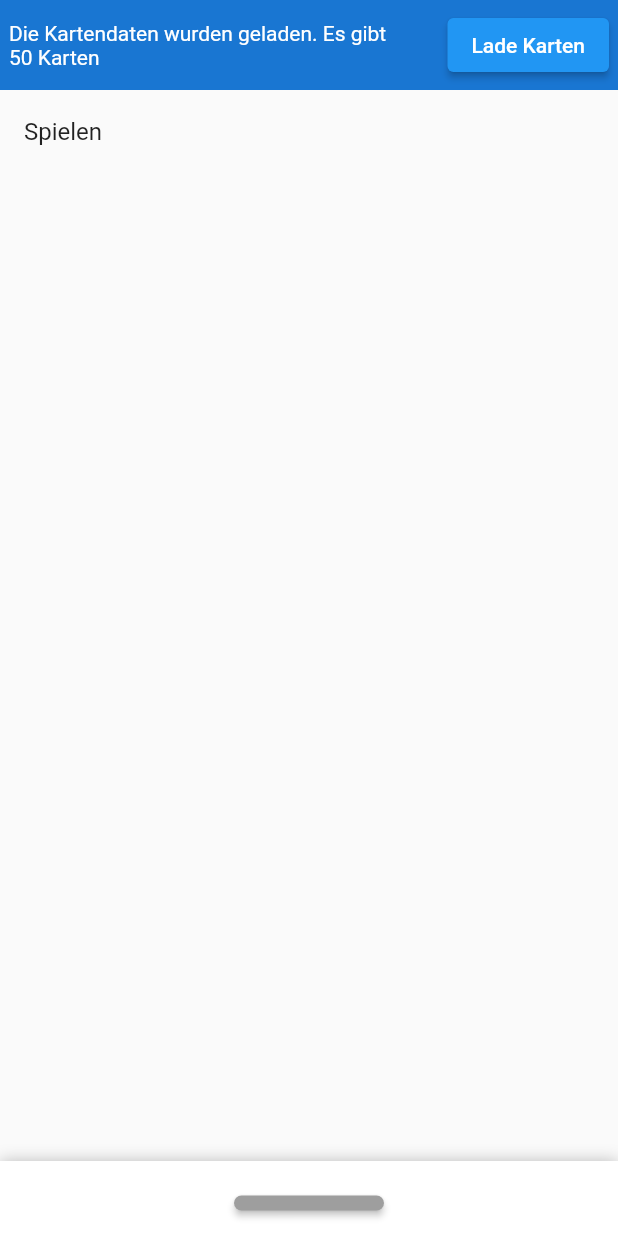
After one commit to Si-Scharp/tabu_geo_new, a Flutter app: the screen it shows after launch, after a tap on "Lade Karten", on a phone screen of 412 x 824 dp. The commit adds this screen. Run offline on Flutter 3.47's test engine with Material 2 defaults, Android fonts, the light colour scheme and no system bars; drawn by our look-alikes of sliding_up_panel; our stand-ins replace bloc, extended_image, flip_card, flutter_bloc, stacked.

Commit message:
1.0.1+4. First playable "release"

```diff
--- /dev/null
+++ b/lib/bloc/card_cubit/card_loader_cubit.dart
@@ -0,0 +1,50 @@
+import 'dart:convert';
+
+import 'package:bloc/bloc.dart';
+import 'package:flutter/widgets.dart';
+import 'package:meta/meta.dart';
+import 'package:tabu_geo_new/filehelper/assetbundlehelper.dart';
+import 'package:tabu_geo_new/models/geo_card.dart';
+
+part 'card_loader_state.dart';
+
+class CardLoaderCubit extends Cubit<CardLoaderState> {
+
+
+
+  CardLoaderCubit() : super(CardsNotLoadedState());
+
+  Future loadCards(BuildContext context) async {
+
+    if(state is CardsLoadingState) return;
+    emit(CardsLoadingState());
+
+    List<GeoCard> cardsm = List.empty(growable: true);
+
+    try {
+      var paths = await AssetBundleHelper.getAllPaths(context);
+
+
+
+      Iterable<String> jsons = await Future.wait(paths.map((e) async => await DefaultAssetBundle.of(context).loadString(e)));
+      List<Map<String, dynamic>> maps = jsons.map((e) => (jsonDecode(e) as Map<String,dynamic>)).toList();
+
+
+
+      cardsm = maps.map(
+              (e) => GeoCard.fromJson(e)
+      ).toList();
+
+      //cards = await Future.wait(paths.map((e) async => GeoCard.fromJson(jsonDecode(await DefaultAssetBundle.of(context).loadString(e))));
+    } on Exception catch (e) {
+      emit(CardsLoadingErrorState("Exception: " + e.toString()));
+      return;
+    } catch (e) {
+      emit(CardsLoadingErrorState("Error: " + e.toString()));
+      return;
+    }
+
+    emit(CardsLoadedState(cardsm));
+
+  }
+}
--- /dev/null
+++ b/lib/bloc/card_cubit/card_loader_state.dart
@@ -0,0 +1,23 @@
+part of 'card_loader_cubit.dart';
+
+abstract class CardLoaderState {}
+
+
+
+
+
+class CardsNotLoadedState extends CardLoaderState {}
+
+class CardsLoadingState extends CardsNotLoadedState {}
+
+class CardsLoadingErrorState extends CardsNotLoadedState {
+  String? errorMessage;
+
+  CardsLoadingErrorState(this.errorMessage);
+}
+
+class CardsLoadedState extends CardLoaderState{
+  List<GeoCard> cards;
+
+  CardsLoadedState(this.cards);
+}
--- a/lib/bloc/game_bloc/game_bloc.dart
+++ b/lib/bloc/game_bloc/game_bloc.dart
@@ -16,8 +16,8 @@ class GameBloc extends Bloc<GameEvent, GameState> {
 
   late GeoCard currentCard;
 
-  late Stopwatch stopwatch;
-  late Timer tickerTimer;
+  late Stopwatch stopwatch = new Stopwatch();
+  late Timer tickerTimer = new Timer(Duration.zero, () {});
 
   GameBloc({required this.gameSettings, required this.initialCards}) : super(GameNotStartedState()) {
     initialCards.shuffle();
@@ -58,7 +58,6 @@ class GameBloc extends Bloc<GameEvent, GameState> {
       });
       stopwatch = Stopwatch()..start();
     }
-
     return GameCardShownState(remainingCards.length + 1, initialCards.length, gameSettings, currentCard,
         gameSettings.timeLimitPerCard);
   }
--- a/lib/bloc/game_bloc/game_state.dart
+++ b/lib/bloc/game_bloc/game_state.dart
@@ -11,7 +11,6 @@ abstract class GameRunningState extends GameState {
   final int numberOfCurrentCard;
   final int totalCards;
   final GameSettings gameSettings;
-
 
   GameRunningState(
       this.numberOfCurrentCard, this.totalCards, this.gameSettings);
--- a/lib/models/geo_card.dart
+++ b/lib/models/geo_card.dart
@@ -12,12 +12,10 @@ class GeoCard {
 
   late List<String>? forbiddenWords;
 
+  @JsonKey(name: "bild")
+  GeoImage? image;
 
 
-
-
-  @JsonKey(name: "bild")
-  GeoImage? image;
 
   static GeoCard fromJson(Map<String, dynamic> json) => _$GeoCardFromJson(json);
 }
--- /dev/null
+++ b/lib/widgets/card_loader_status_bar.dart
@@ -0,0 +1,63 @@
+import 'package:flutter/material.dart';
+import 'package:flutter_bloc/flutter_bloc.dart';
+import 'package:tabu_geo_new/bloc/card_cubit/card_loader_cubit.dart';
+
+class CardLoaderStatusBar extends StatelessWidget {
+  const CardLoaderStatusBar({Key? key}) : super(key: key);
+
+  @override
+  Widget build(BuildContext context) {
+    return BlocBuilder<CardLoaderCubit, CardLoaderState>(
+      builder: (context, state) {
+        return Container(
+          padding: EdgeInsets.all(6),
+          color: Theme.of(context).primaryColorDark,
+          child: Row(
+            children: [
+              Flexible(
+                child: Text(
+                  _generateStatusMessage(state),
+                  style: TextStyle(color: Colors.white),
+                ),
+              ),
+              SizedBox(
+                width: 30,
+              ),
+              (state is CardsLoadingState)
+                  ? SizedBox.shrink()
+                  : ElevatedButton(
+                      onPressed: () =>
+                          context.read<CardLoaderCubit>().loadCards(context),
+                      child: Text("Lade Karten")),
+              (state is CardsLoadingErrorState)
+                  ? ElevatedButton(
+                      onPressed: () => showDialog(
+                            context: context,
+                            builder: (context) => AlertDialog(
+                              title: Text("Error:"),
+                              content: SelectableText(state.errorMessage ??
+                                  "error message missing"),
+                            ),
+                          ),
+                      child: Text("Zeige Fehler"))
+                  : SizedBox.shrink()
+            ],
+          ),
+        );
+      },
+    );
+  }
+
+  String _generateStatusMessage(CardLoaderState state) {
+    String cachedMessage = "";
+    if (state is CardsLoadedState)
+      return "Die Kartendaten wurden geladen. Es gibt ${state.cards.length} Karten";
+    if (state is CardsLoadingErrorState)
+      return "Die Karten konnten aufgrund eines Fehlers nicht geladen werden. Bitte lade die Seite neu";
+    if (state is CardsNotLoadedState)
+      return "Die Karten wurden (noch) nicht geladen";
+    if (state is CardsLoadingState)
+      return "Die Karten werden geladen. Die App ist noch nicht ganz funktionsfähig";
+    return "Das sollte niemals gelesen werden";
+  }
+}
--- /dev/null
+++ b/lib/widgets/home_page.dart
@@ -0,0 +1,88 @@
+import "package:flutter/material.dart";
+import "package:sliding_up_panel/sliding_up_panel.dart";
+import 'package:tabu_geo_new/bloc/card_cubit/card_loader_cubit.dart';
+import 'package:tabu_geo_new/models/game_settings.dart';
+import 'package:tabu_geo_new/widgets/card_loader_status_bar.dart';
+import 'package:tabu_geo_new/widgets/play_page.dart';
+import 'package:tabu_geo_new/widgets/settings_view.dart';
+import 'package:flutter_bloc/flutter_bloc.dart';
+class HomePage extends StatefulWidget {
+  const HomePage({Key? key}) : super(key: key);
+
+  @override
+  State<HomePage> createState() => _HomePageState();
+}
+
+class _HomePageState extends State<HomePage> {
+  late PanelController _panelController;
+  @override
+  void initState() {
+    _panelController = PanelController();
+
+    super.initState();
+  }
+
+  Widget _buildPanelHeader() {
+
+    return Column(
+      children: [
+        ElevatedButton(
+            onPressed:  _panelController.isAttached && !_panelController.isPanelOpen &&  !_panelController.isPanelClosed
+                ? null
+                : () => _panelController.isPanelOpen
+                    ? _panelController.close()
+                    : _panelController.open(),
+            child: SizedBox.shrink(),
+            style: ButtonStyle(
+                backgroundColor: MaterialStateProperty.all(Colors.grey),
+                shape: MaterialStateProperty.all(StadiumBorder()),
+                minimumSize: MaterialStateProperty.all(Size(1, 1)),
+                fixedSize: MaterialStateProperty.all(Size(100, 10)))),
+        Text(
+          "Einstellungen",
+          style: Theme.of(context).textTheme.headline6,
+        )
+      ],
+    );
+  }
+
+  @override
+  Widget build(BuildContext context) {
+    return Scaffold(
+      body: SlidingUpPanel(
+
+        minHeight: 50,
+        onPanelSlide: (_) => setState(() {}),
+
+        controller: _panelController,
+        body: ListView(
+          children: [
+            CardLoaderStatusBar(),
+            ListTile(
+              onTap: () => Navigator.of(context).push(MaterialPageRoute(builder: (context) => PlayPage(cards: (context.read<CardLoaderCubit>().state as CardsLoadedState).cards, gameSettings: GameSettings()),)),
+              title: Text("Spielen"),
+            )
+          ],
+        ),
+
+        isDraggable: true,
+        //minHeight: 30,
+        defaultPanelState: PanelState.CLOSED,
+
+        padding: EdgeInsets.symmetric(horizontal: 20, vertical: 4),
+        panel: Align(
+          alignment: Alignment.topCenter,
+          child: ConstrainedBox(
+            constraints: BoxConstraints(maxWidth: 600, minWidth: 60),
+            child: Column(
+                children: [
+                  _buildPanelHeader(),
+                  SettingsView(),
+                ],
+              ),
+          ),
+        ),
+      ),
+    );
+  }
+}
--- /dev/null
+++ b/lib/widgets/settings_view.dart
@@ -0,0 +1,84 @@
+import 'package:flutter/material.dart';
+import 'package:flutter/services.dart';
+import 'package:tabu_geo_new/models/game_settings.dart';
+
+class SettingsView extends StatefulWidget {
+  const SettingsView({Key? key}) : super(key: key);
+
+  @override
+  State<SettingsView> createState() => _SettingsViewState();
+}
+
+class _SettingsViewState extends State<SettingsView> {
+  late TextEditingController _timeController;
+
+  @override
+  void initState() {
+    _timeController = TextEditingController();
+    super.initState();
+  }
+
+  @override
+  Widget build(BuildContext context) {
+    return Column(
+      children: [
+        ListTile(
+          title: Text("Uhranzeige"),
+          subtitle:
+              Text("Zeige hier eine Beschreibung der ausgewählten Aktion"),
+          trailing: DropdownButton<TimeType>(
+            value: TimeType.none,
+            items: [
+              DropdownMenuItem(child: Text("Keine"), value: TimeType.none,),
+              DropdownMenuItem(child: Text("Stoppuhr"), value: TimeType.stopwatch,),
+              DropdownMenuItem(child: Text("Timer"), value: TimeType.timer,),
+            ],
+          ),
+        ),
+        ListTile(title: Text("Zeitlimit"), trailing: SizedBox(width: 50,child: Slider(min: 10, max: 300, onChanged: (double value) {  }, value: 30,)),),
+        /*ListTile(
+          title: Row(crossAxisAlignment: CrossAxisAlignment.center, children: [
+            Text("Zeitlimit"),
+            SizedBox(
+              width: 4,
+            ),
+            Checkbox(
+              value: true,
+              onChanged: (value) {},
+            )
+          ]),
+          trailing: SizedBox(
+            width: 40,
+            child: TextField(
+              decoration:
+                  InputDecoration(suffix: Text("s"), helperText: "10-300"),
+              keyboardType: TextInputType.number,
+              inputFormatters: [
+                FilteringTextInputFormatter.digitsOnly,
+              ],
+            ),
+          ),
+          leading: Icon(Icons.timer),
+          subtitle: Row(
+            children: [
+              Flexible(
+                child: Text(
+                    "Nach Ablauf wird ein Hinweis angezeigt und ein Ton abgespielt"),
+              ),
+              SizedBox(
+                width: 3,
+              ),
+              IconButton(
+                  onPressed: () => {}, icon: Icon(Icons.play_arrow_outlined))
+            ],
+          ),
+        ),*/ // Old Time Limit
+        ListTile(
+          title: Text("Maximal Anzahl an Karten pro Spiel"),
+          trailing: SizedBox(width: 50,child: Slider(onChanged: (double value) {  }, value: 20, min: 5, max: 50, label: "zeige hier wert oder max an",)),
+        )
+        // Time Limit Settings
+      ],
+    );
+  }
+}
--- a/pubspec.yaml
+++ b/pubspec.yaml
@@ -15,7 +15,7 @@ publish_to: 'none' # Remove this line if you wish to publish to pub.dev
 # In iOS, build-name is used as CFBundleShortVersionString while build-number used as CFBundleVersion.
 # Read more about iOS versioning at
 # https://developer.apple.com/library/archive/documentation/General/Reference/InfoPlistKeyReference/Articles/CoreFoundationKeys.html
-version: 1.0.0+1
+version: 1.0.1+4
 
 environment:
   sdk: ">=2.12.0 <3.0.0"
@@ -26,11 +26,15 @@ dependencies:
   json_annotation: ^4.1.0
   flutter_bloc: ^7.0.0
   extended_image: ^4.1.0
+  sliding_up_panel: ^2.0.0+1
+
 
 
   # The following adds the Cupertino Icons font to your application.
   # Use with the CupertinoIcons class for iOS style icons.
   cupertino_icons: ^1.0.2
+  stacked: ^2.2.3
+  flip_card: ^0.5.0
 
 dev_dependencies:
   flutter_test:
```
Also changed, not shown: lib/main.dart (+51 -10 lines), lib/models/game_settings.dart (+7 -0 lines), lib/widgets/drag_fade.dart (+76 -21 lines), lib/widgets/play_page.dart (+84 -8 lines), lib/models/geo_card.g.dart, pubspec.lock, 1 other file.
